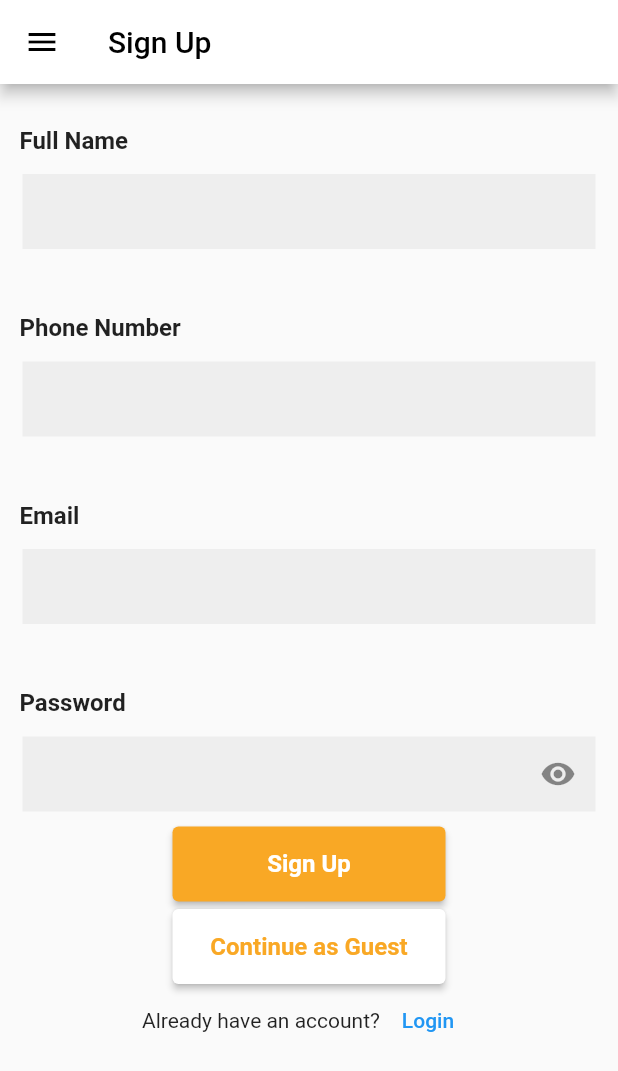
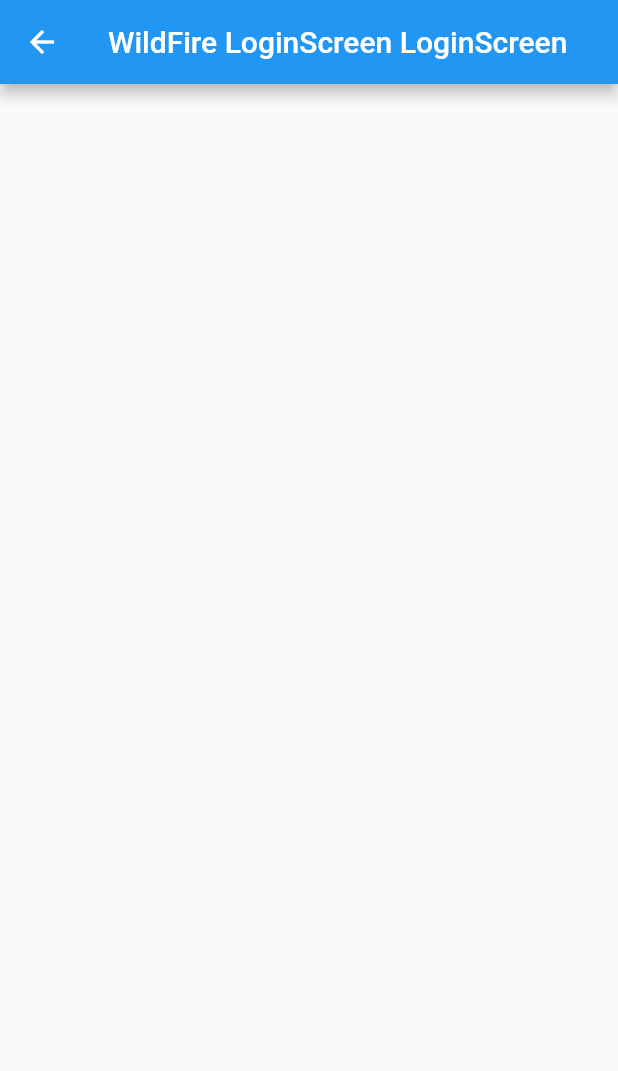
Before and after one commit to reskillamericans/Wildfire-Group3-flutter, a Flutter app: the screen it shows after launch, after a tap on "Login", on a phone screen of 412 x 824 dp. Shown: the top 1071 px of the screen. Run offline on Flutter 3.47's test engine with Material 2 defaults, Android fonts, the light colour scheme and no system bars.

Commit message:
third commit wildfire registration

```diff
--- /dev/null
+++ b/wildfire3/lib/screens/login.dart
@@ -0,0 +1,17 @@
+import 'package:flutter/material.dart';
+
+class LoginScreen extends StatefulWidget {
+  @override
+  _LoginScreenState createState() => _LoginScreenState();
+}
+
+class _LoginScreenState extends State<LoginScreen> {
+  @override
+  Widget build(BuildContext context) {
+    return Scaffold(
+      appBar: AppBar(
+        title: Text("WildFire LoginScreen LoginScreen"),
+      ),
+    );
+  }
+}
--- a/wildfire3/lib/signUp.dart
+++ b/wildfire3/lib/signUp.dart
@@ -1,5 +1,6 @@
 import 'package:flutter/material.dart';
 import 'package:wildfire3/screens/home.dart';
+import 'package:wildfire3/screens/login.dart';
 
 class SignUp extends StatefulWidget {
   @override
@@ -189,7 +190,14 @@ class _SignUpState extends State<SignUp> {
                       return Colors.black;
                     }),
                   ),
-                  onPressed: () {},
+                  onPressed: () {
+                    Navigator.push(
+                      context,
+                      MaterialPageRoute(
+                        builder: (context) => LoginScreen(),
+                      ),
+                    );
+                  },
                   child: Text("Login"),
                 ),
               ],
```
